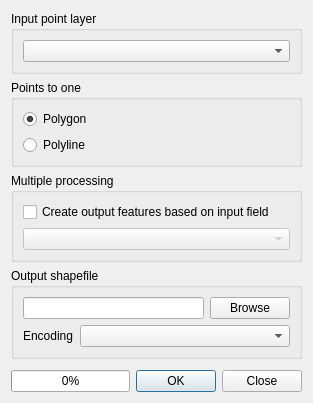
The window that points2one/frmPoints2One.ui (ANAT01/qgis-plugin-point2one) describes before a commit, drawn with Qt 5.
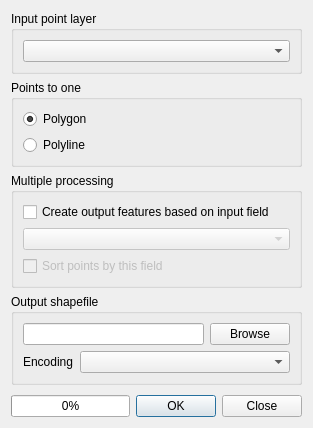
The same window after the commit.

Commit message: Option for sorting points by attribute value.

Diff of the .ui file:
```diff
--- a/points2one/frmPoints2One.ui
+++ b/points2one/frmPoints2One.ui
@@ -7,7 +7,7 @@
     <x>0</x>
     <y>0</y>
     <width>313</width>
-    <height>403</height>
+    <height>428</height>
    </rect>
   </property>
   <property name="sizePolicy">
@@ -168,6 +168,16 @@
           </property>
          </widget>
         </item>
+        <item>
+         <widget class="QCheckBox" name="chbSort">
+          <property name="enabled">
+           <bool>false</bool>
+          </property>
+          <property name="text">
+           <string>Sort points by this field</string>
+          </property>
+         </widget>
+        </item>
        </layout>
       </widget>
      </item>
```
Left out of the diff: 18 changed lines with no effect on the pictures. The commit also changes 2 other files.
